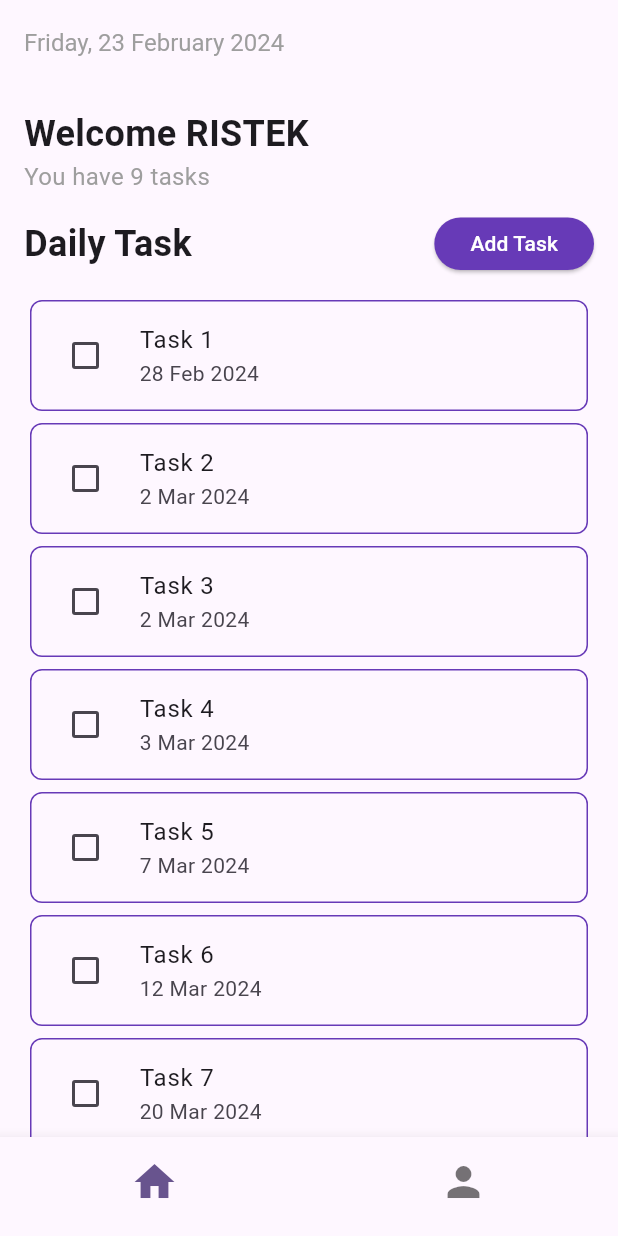
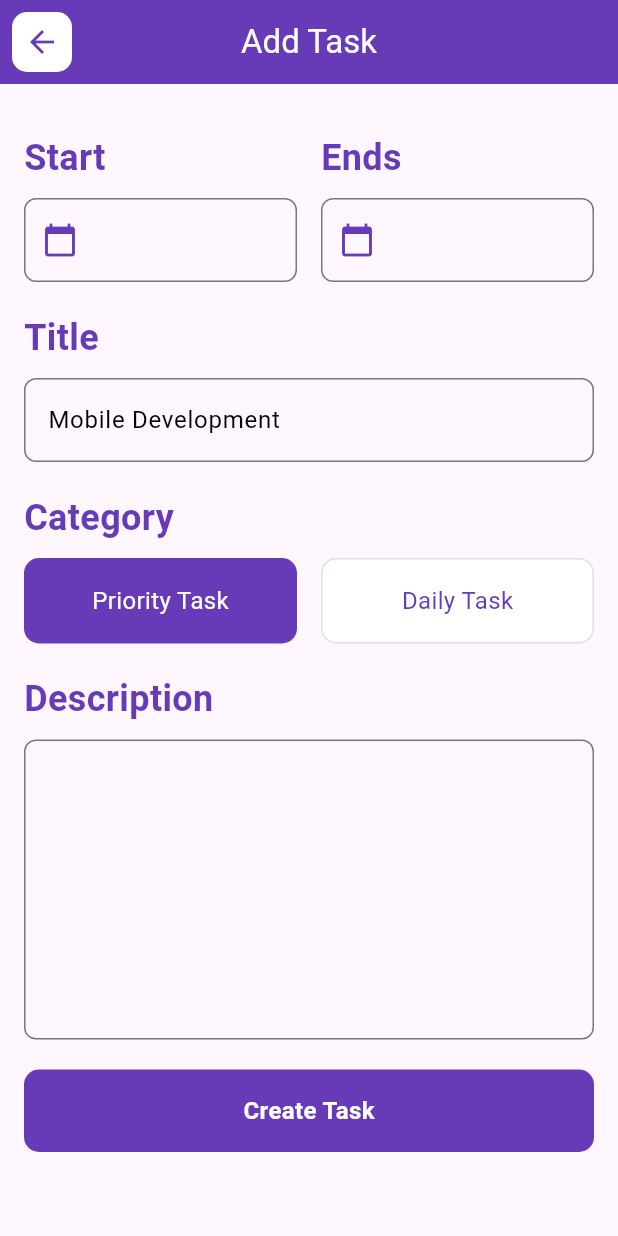
Before and after one commit to RobertBenyamin/todo_app, a Flutter app: the screen it shows after launch, after a tap on "Add Task", on a phone screen of 412 x 824 dp. Run offline on Flutter 3.47's test engine with Material 3 defaults, Android fonts, the phone set to English and light mode, and no system bars.

Commit message:
feat: create add task ui

```diff
--- /dev/null
+++ b/lib/ui/add_todo.dart
@@ -0,0 +1,220 @@
+import 'package:flutter/material.dart';
+import 'package:todo_app/widgets/custom_date_field.dart';
+import 'package:todo_app/widgets/custom_text_field.dart';
+
+class AddTodoPage extends StatefulWidget {
+  const AddTodoPage({super.key});
+
+  @override
+  State<AddTodoPage> createState() => _AddTodoPageState();
+}
+
+class _AddTodoPageState extends State<AddTodoPage> {
+  late TextEditingController _startDateController;
+  late TextEditingController _endDateController;
+  late TextEditingController _titleController;
+  late TextEditingController _descriptionController;
+  bool _isPriority = true;
+
+  @override
+  void initState() {
+    super.initState();
+    _startDateController = TextEditingController();
+    _endDateController = TextEditingController();
+    _titleController = TextEditingController();
+    _descriptionController = TextEditingController();
+  }
+
+  @override
+  Widget build(BuildContext context) {
+    return Scaffold(
+      appBar: AppBar(
+        title: const Text('Add Task'),
+        centerTitle: true,
+        backgroundColor: Colors.deepPurple,
+        foregroundColor: Colors.white,
+        leading: GestureDetector(
+          onTap: () {
+            Navigator.pop(context);
+          },
+          child: Container(
+            decoration: BoxDecoration(
+              color: Colors.white,
+              borderRadius: BorderRadius.circular(10),
+            ),
+            margin: const EdgeInsets.all(8),
+            child: const Icon(Icons.arrow_back, color: Colors.deepPurple),
+          ),
+        ),
+      ),
+      body: SingleChildScrollView(
+        child: Padding(
+          padding: const EdgeInsets.all(16.0),
+          child: Column(
+            crossAxisAlignment: CrossAxisAlignment.start,
+            children: [
+              const SizedBox(height: 16),
+              Row(
+                children: [
+                  Expanded(
+                    child: CustomDateField(
+                        textController: _startDateController,
+                        isEnable: true,
+                        title: "Start",
+                        content: ""),
+                  ),
+                  const SizedBox(width: 16),
+                  Expanded(
+                    child: CustomDateField(
+                        textController: _endDateController,
+                        isEnable: true,
+                        title: "Ends",
+                        content: ""),
+                  ),
+                ],
+              ),
+              const SizedBox(height: 20),
+              CustomTextField(
+                  textController: _titleController,
+                  isEnable: true,
+                  title: "Title",
+                  content: "Mobile Development"),
+              const SizedBox(height: 20),
+              const Text(
+                "Category",
+                style: TextStyle(
+                  fontSize: 24,
+                  fontWeight: FontWeight.bold,
+                  color: Colors.deepPurple,
+                ),
+              ),
+              const SizedBox(height: 10),
+              Row(
+                children: [
+                  Expanded(
+                    child: GestureDetector(
+                      onTap: () {
+                        setState(() {
+                          _isPriority = true;
+                        });
+                      },
+                      child: Container(
+                        padding: const EdgeInsets.all(16),
+                        decoration: BoxDecoration(
+                          borderRadius: BorderRadius.circular(10),
+                          color: _isPriority ? Colors.deepPurple : Colors.white,
+                          border: Border.all(
+                            color: _isPriority
+                                ? Colors.deepPurple
+                                : Colors.grey.shade300,
+                          ),
+                        ),
+                        child: Center(
+                          child: Text(
+                            'Priority Task',
+                            style: TextStyle(
+                              color: _isPriority
+                                  ? Colors.white
+                                  : Colors.deepPurple,
+                              fontSize: 16,
+                            ),
+                          ),
+                        ),
+                      ),
+                    ),
+                  ),
+                  const SizedBox(width: 16),
+                  Expanded(
+                    child: GestureDetector(
+                      onTap: () {
+                        setState(() {
+                          _isPriority = false;
+                        });
+                      },
+                      child: Container(
+                        padding: const EdgeInsets.all(16),
+                        decoration: BoxDecoration(
+                          borderRadius: BorderRadius.circular(10),
+                          color: _isPriority ? Colors.white : Colors.deepPurple,
+                          border: Border.all(
+                            color: _isPriority
+                                ? Colors.grey.shade300
+                                : Colors.deepPurple,
+                          ),
+                        ),
+                        child: Center(
+                          child: Text(
+                            'Daily Task',
+                            style: TextStyle(
+                              color: _isPriority
+                                  ? Colors.deepPurple
+                                  : Colors.white,
+                              fontSize: 16,
+                            ),
+                          ),
+                        ),
+                      ),
+                    ),
+                  ),
+                ],
+              ),
+              const SizedBox(height: 20),
+              const Text(
+                "Description",
+                style: TextStyle(
+                  fontSize: 24,
+                  fontWeight: FontWeight.bold,
+                  color: Colors.deepPurple,
+                ),
+              ),
+              const SizedBox(height: 10),
+              TextField(
+                controller: _descriptionController,
+                maxLines: 7,
+                style: const TextStyle(
+                  color: Colors.black,
+                ),
+                decoration: InputDecoration(
+                  border: OutlineInputBorder(
+                    borderRadius: BorderRadius.circular(8),
+                  ),
+                ),
+              ),
+              const SizedBox(height: 20),
+              GestureDetector(
+                onTap: () {},
+                child: Container(
+                  padding: const EdgeInsets.all(16),
+                  decoration: BoxDecoration(
+                    borderRadius: BorderRadius.circular(10),
+                    color: Colors.deepPurple,
+                  ),
+                  width: double.infinity,
+                  child: const Center(
+                    child: Text(
+                      'Create Task',
+                      style: TextStyle(
+                        color: Colors.white,
+                        fontSize: 16,
+                        fontWeight: FontWeight.bold,
+                      ),
+                    ),
+                  ),
+                ),
+              ),
+            ],
+          ),
+        ),
+      ),
+    );
+  }
+
+  @override
+  void dispose() {
+    _descriptionController.dispose();
+    _titleController.dispose();
+    _endDateController.dispose();
+    _startDateController.dispose();
+    super.dispose();
+  }
+}
--- a/lib/ui/todo_list.dart
+++ b/lib/ui/todo_list.dart
@@ -1,5 +1,6 @@
 import 'package:flutter/material.dart';
 import 'package:intl/intl.dart';
+import 'package:todo_app/ui/add_todo.dart';
 import 'package:todo_app/widgets/todo_tile.dart';
 
 class TodoPage extends StatefulWidget {
@@ -79,6 +80,12 @@ class _TodoPageState extends State<TodoPage> {
                     child: ElevatedButton(
                       onPressed: () {
                         // Add task logic here
+                        Navigator.push(
+                          context,
+                          MaterialPageRoute(
+                            builder: (context) => const AddTodoPage(),
+                          ),
+                        );
                       },
                       style: ElevatedButton.styleFrom(
                         backgroundColor: Colors.deepPurple,
```
